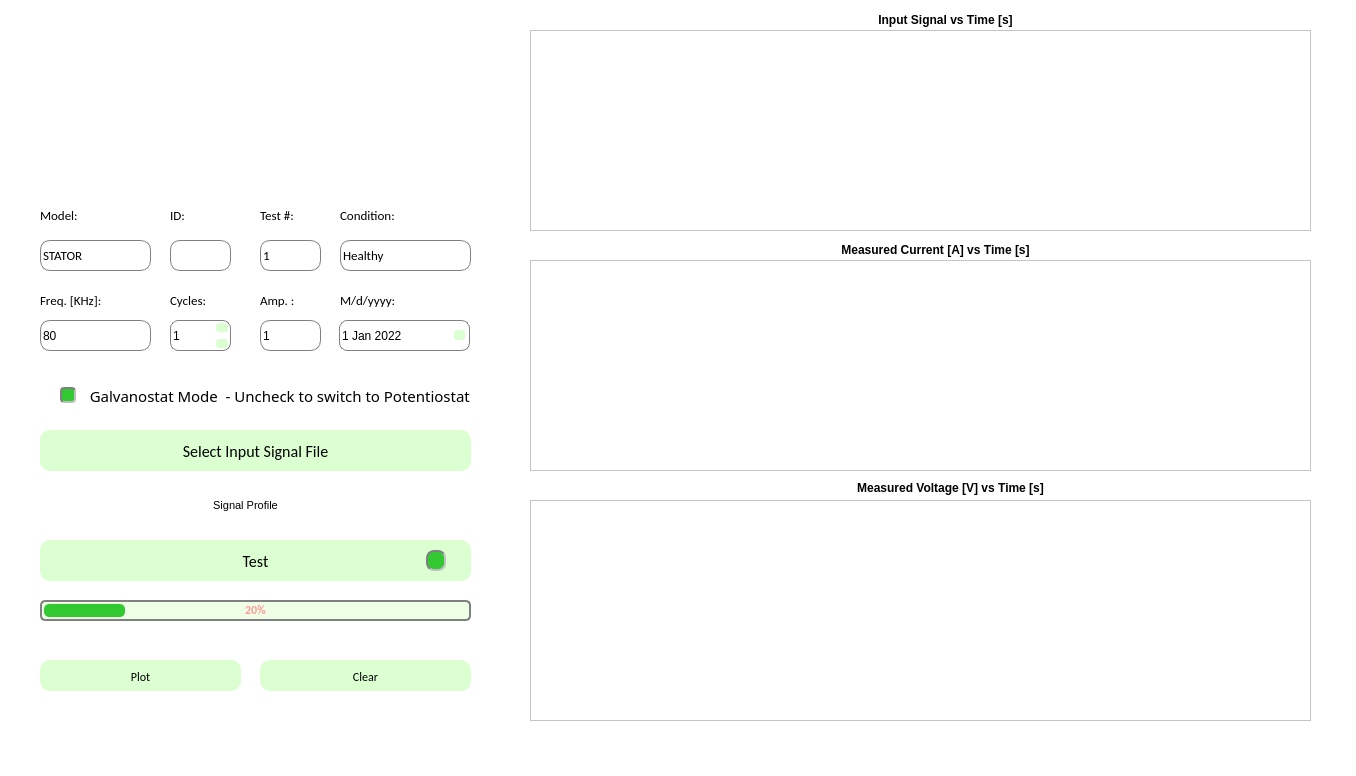
Before: the Qt Designer form GamrySignal_NewUIVersion/projectui.ui in Vast-Horizon/Gamry-Signal-Generator-Python3, drawn with Qt 5.
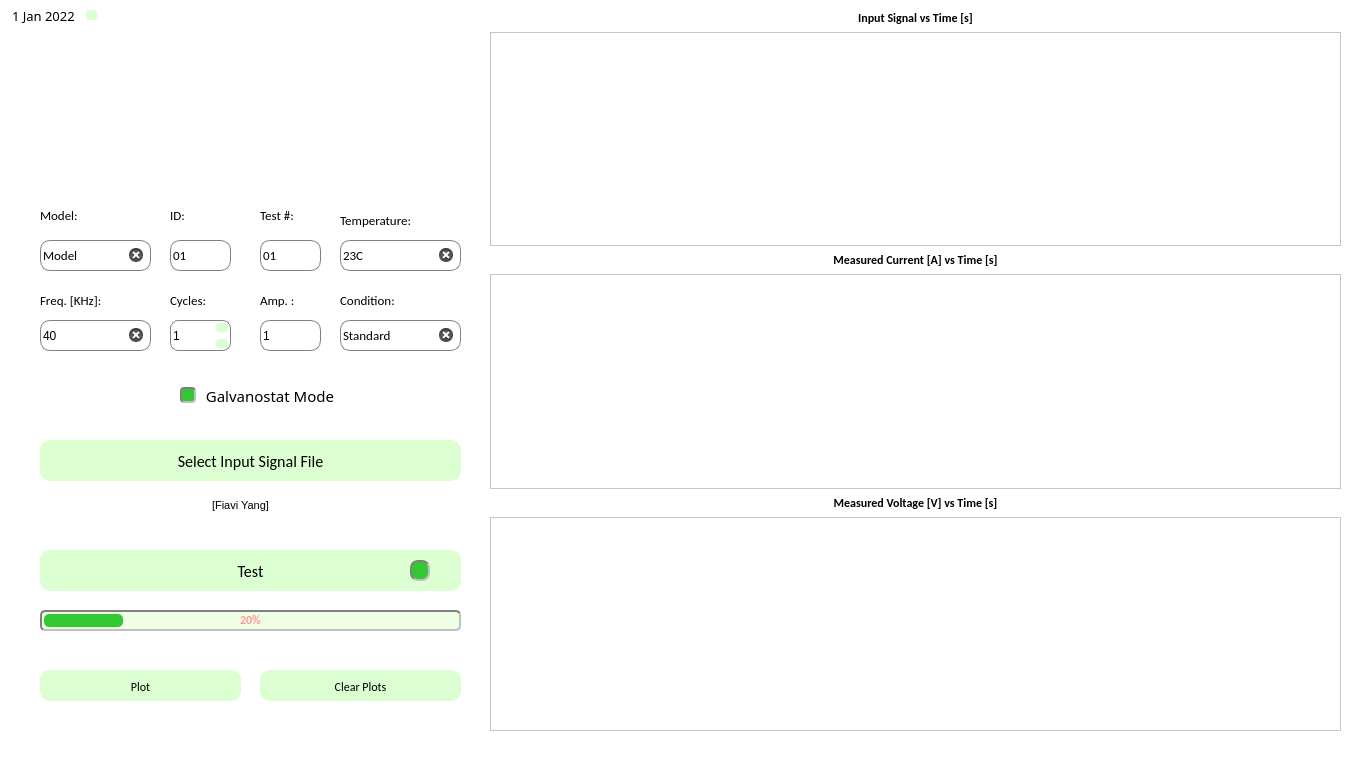
After: the same form once the commit is applied. Icons and pictures are not drawn. Custom widgets are drawn as their Qt base class.

```diff
--- a/GamrySignal_NewUIVersion/projectui.ui
+++ b/GamrySignal_NewUIVersion/projectui.ui
@@ -6,8 +6,8 @@
    <rect>
     <x>0</x>
     <y>0</y>
-    <width>1356</width>
-    <height>776</height>
+    <width>1355</width>
+    <height>783</height>
    </rect>
   </property>
   <property name="font">
@@ -46,8 +46,8 @@
     <property name="geometry">
      <rect>
       <x>40</x>
-      <y>430</y>
-      <width>431</width>
+      <y>440</y>
+      <width>421</width>
       <height>41</height>
      </rect>
     </property>
@@ -105,7 +105,13 @@
      <string notr="true">QLineEdit {border: 1px solid gray;border-radius: 10px;}</string>
     </property>
     <property name="text">
-     <string>STATOR</string>
+     <string>Model</string>
+    </property>
+    <property name="maxLength">
+     <number>10</number>
+    </property>
+    <property name="clearButtonEnabled">
+     <bool>true</bool>
     </property>
    </widget>
    <widget class="QLabel" name="objNamelabel">
@@ -130,9 +136,9 @@
    <widget class="QLabel" name="signalPathlabel">
     <property name="geometry">
      <rect>
-      <x>0</x>
+      <x>10</x>
       <y>490</y>
-      <width>491</width>
+      <width>461</width>
       <height>31</height>
      </rect>
     </property>
@@ -151,30 +157,17 @@
      <enum>QFrame::Plain</enum>
     </property>
     <property name="text">
-     <string>Signal Profile</string>
+     <string>[Fiavi Yang]</string>
     </property>
     <property name="alignment">
      <set>Qt::AlignCenter</set>
     </property>
    </widget>
-   <widget class="PlotWidget" name="graphicsView">
-    <property name="geometry">
-     <rect>
-      <x>530</x>
-      <y>30</y>
-      <width>781</width>
-      <height>201</height>
-     </rect>
-    </property>
-    <property name="styleSheet">
-     <string notr="true"/>
-    </property>
-   </widget>
    <widget class="QPushButton" name="pushButton">
     <property name="geometry">
      <rect>
       <x>40</x>
-      <y>660</y>
+      <y>670</y>
       <width>201</width>
       <height>31</height>
      </rect>
@@ -198,8 +191,8 @@
     <property name="geometry">
      <rect>
       <x>260</x>
-      <y>660</y>
-      <width>211</width>
+      <y>670</y>
+      <width>201</width>
       <height>31</height>
      </rect>
     </property>
@@ -215,13 +208,13 @@
 QPushButton:pressed{background-color:rgb(115, 230, 0);}</string>
     </property>
     <property name="text">
-     <string>Clear</string>
+     <string>Clear Plots</string>
     </property>
    </widget>
    <widget class="QLabel" name="logo">
     <property name="geometry">
      <rect>
-      <x>70</x>
+      <x>50</x>
       <y>40</y>
       <width>391</width>
       <height>131</height>
@@ -263,7 +256,7 @@
      <string notr="true">QLineEdit {border: 1px solid gray;border-radius: 10px;}</string>
     </property>
     <property name="text">
-     <string/>
+     <string>01</string>
     </property>
    </widget>
    <widget class="QLabel" name="IDlabel">
@@ -289,8 +282,8 @@
     <property name="geometry">
      <rect>
       <x>40</x>
-      <y>540</y>
-      <width>431</width>
+      <y>550</y>
+      <width>421</width>
       <height>41</height>
      </rect>
     </property>
@@ -313,8 +306,8 @@
    <widget class="QLabel" name="IndicatorLabel">
     <property name="geometry">
      <rect>
-      <x>426</x>
-      <y>550</y>
+      <x>410</x>
+      <y>560</y>
       <width>20</width>
       <height>21</height>
      </rect>
@@ -335,22 +328,23 @@
    <widget class="QDateEdit" name="dateEdit">
     <property name="geometry">
      <rect>
-      <x>339</x>
-      <y>320</y>
-      <width>131</width>
+      <x>10</x>
+      <y>0</y>
+      <width>91</width>
       <height>31</height>
      </rect>
     </property>
     <property name="font">
      <font>
-      <pointsize>9</pointsize>
+      <family>Calibri Light</family>
+      <pointsize>10</pointsize>
      </font>
     </property>
     <property name="focusPolicy">
      <enum>Qt::WheelFocus</enum>
     </property>
     <property name="styleSheet">
-     <string notr="true">QDateEdit {border: 1px solid gray;border-radius: 8px;}
+     <string notr="true">QDateEdit {border: 0px solid gray;border-radius: 8px;}
 QDateEdit::down-arrow{border: 0px solid gray; border-radius: 3px; margin: 1px;
 height:10;  background-color:rgb(220, 255, 210)}
 
@@ -368,7 +362,7 @@
     </property>
     <property name="dateTime">
      <datetime>
-      <hour>5</hour>
+      <hour>15</hour>
       <minute>0</minute>
       <second>0</second>
       <year>2022</year>
@@ -401,7 +395,13 @@
      <string notr="true">QLineEdit {border: 1px solid gray;border-radius: 10px;}</string>
     </property>
     <property name="text">
-     <string>80</string>
+     <string>40</string>
+    </property>
+    <property name="maxLength">
+     <number>8</number>
+    </property>
+    <property name="clearButtonEnabled">
+     <bool>true</bool>
     </property>
    </widget>
    <widget class="QSpinBox" name="spinBox">
@@ -485,15 +485,15 @@
      <string>Cycles:</string>
     </property>
    </widget>
-   <widget class="QLineEdit" name="TempEdit">
+   <widget class="QLineEdit" name="conditionEdit">
     <property name="enabled">
      <bool>true</bool>
     </property>
     <property name="geometry">
      <rect>
       <x>340</x>
-      <y>240</y>
-      <width>131</width>
+      <y>320</y>
+      <width>121</width>
       <height>31</height>
      </rect>
     </property>
@@ -511,7 +511,13 @@
      <string notr="true">QLineEdit {border: 1px solid gray;border-radius: 10px;}</string>
     </property>
     <property name="text">
-     <string>Healthy </string>
+     <string>Standard</string>
+    </property>
+    <property name="maxLength">
+     <number>20</number>
+    </property>
+    <property name="clearButtonEnabled">
+     <bool>true</bool>
     </property>
    </widget>
    <widget class="QLineEdit" name="TestNumEdit">
@@ -540,7 +546,7 @@
      <string notr="true">QLineEdit {border: 1px solid gray;border-radius: 10px;}</string>
     </property>
     <property name="text">
-     <string>1</string>
+     <string>01</string>
     </property>
    </widget>
    <widget class="QLabel" name="TestNumlabel">
@@ -566,9 +572,9 @@
     <property name="geometry">
      <rect>
       <x>340</x>
-      <y>200</y>
+      <y>290</y>
       <width>111</width>
-      <height>31</height>
+      <height>21</height>
      </rect>
     </property>
     <property name="font">
@@ -581,123 +587,6 @@
      <string>Condition:</string>
     </property>
    </widget>
-   <widget class="QLabel" name="DateLabel">
-    <property name="geometry">
-     <rect>
-      <x>340</x>
-      <y>290</y>
-      <width>91</width>
-      <height>21</height>
-     </rect>
-    </property>
-    <property name="font">
-     <font>
-      <family>Calibri</family>
-      <pointsize>10</pointsize>
-     </font>
-    </property>
-    <property name="text">
-     <string>M/d/yyyy:</string>
-    </property>
-   </widget>
-   <widget class="PlotWidget" name="graphicsView_2">
-    <property name="geometry">
-     <rect>
-      <x>530</x>
-      <y>260</y>
-      <width>781</width>
-      <height>211</height>
-     </rect>
-    </property>
-   </widget>
-   <widget class="PlotWidget" name="graphicsView_3">
-    <property name="geometry">
-     <rect>
-      <x>530</x>
-      <y>500</y>
-      <width>781</width>
-      <height>221</height>
-     </rect>
-    </property>
-   </widget>
-   <widget class="QLabel" name="MeasuredVLabel">
-    <property name="geometry">
-     <rect>
-      <x>830</x>
-      <y>480</y>
-      <width>241</width>
-      <height>16</height>
-     </rect>
-    </property>
-    <property name="font">
-     <font>
-      <weight>75</weight>
-      <bold>true</bold>
-     </font>
-    </property>
-    <property name="styleSheet">
-     <string notr="true">QLabel{font-weight: bold}</string>
-    </property>
-    <property name="text">
-     <string>Measured Voltage [V] vs Time [s]</string>
-    </property>
-    <property name="alignment">
-     <set>Qt::AlignCenter</set>
-    </property>
-   </widget>
-   <widget class="QLabel" name="MeasuredcurLabel">
-    <property name="geometry">
-     <rect>
-      <x>810</x>
-      <y>240</y>
-      <width>251</width>
-      <height>20</height>
-     </rect>
-    </property>
-    <property name="font">
-     <font>
-      <weight>75</weight>
-      <bold>true</bold>
-     </font>
-    </property>
-    <property name="styleSheet">
-     <string notr="true">QLabel{font-weight: bold}</string>
-    </property>
-    <property name="text">
-     <string>Measured Current [A] vs Time [s]</string>
-    </property>
-    <property name="alignment">
-     <set>Qt::AlignCenter</set>
-    </property>
-   </widget>
-   <widget class="QLabel" name="OutSigLabel">
-    <property name="geometry">
-     <rect>
-      <x>820</x>
-      <y>10</y>
-      <width>251</width>
-      <height>20</height>
-     </rect>
-    </property>
-    <property name="font">
-     <font>
-      <weight>75</weight>
-      <bold>true</bold>
-     </font>
-    </property>
-    <property name="autoFillBackground">
-     <bool>false</bool>
-    </property>
-    <property name="styleSheet">
-     <string notr="true">QLabel{font-weight: bold}</string>
-    </property>
-    <property name="text">
-     <string>Input Signal vs Time [s]</string>
-    </property>
-    <property name="alignment">
-     <set>Qt::AlignCenter</set>
-    </property>
-   </widget>
    <widget class="QLineEdit" name="ampInput">
     <property name="geometry">
      <rect>
@@ -742,8 +631,8 @@
     <property name="geometry">
      <rect>
       <x>40</x>
-      <y>600</y>
-      <width>431</width>
+      <y>610</y>
+      <width>421</width>
       <height>21</height>
      </rect>
     </property>
@@ -761,11 +650,11 @@
     <property name="styleSheet">
      <string notr="true">QProgressBar{
 background-color:rgb(238, 255, 230); 
-border: 1.5px solid gray;
+border: 1.5px inset gray;
 border-radius: 5px; 
 color:rgb(255, 153, 153);
 text-align:center;
-font-weight: bold
+font-weight: bold;
 }
 QProgressBar::chunk {
 margin: 2px;
@@ -787,9 +676,9 @@
    <widget class="QRadioButton" name="radioButton">
     <property name="geometry">
      <rect>
-      <x>60</x>
+      <x>180</x>
       <y>380</y>
-      <width>431</width>
+      <width>171</width>
       <height>31</height>
      </rect>
     </property>
@@ -817,12 +706,157 @@
 </string>
     </property>
     <property name="text">
-     <string>  Galvanostat Mode  - Uncheck to switch to Potentiostat</string>
+     <string> Galvanostat Mode</string>
     </property>
     <property name="checked">
      <bool>true</bool>
     </property>
    </widget>
+   <widget class="QLineEdit" name="TempEdit">
+    <property name="enabled">
+     <bool>true</bool>
+    </property>
+    <property name="geometry">
+     <rect>
+      <x>340</x>
+      <y>240</y>
+      <width>121</width>
+      <height>31</height>
+     </rect>
+    </property>
+    <property name="font">
+     <font>
+      <family>Calibri</family>
+      <pointsize>10</pointsize>
+      <kerning>true</kerning>
+     </font>
+    </property>
+    <property name="autoFillBackground">
+     <bool>false</bool>
+    </property>
+    <property name="styleSheet">
+     <string notr="true">QLineEdit {border: 1px solid gray;border-radius: 10px;}</string>
+    </property>
+    <property name="text">
+     <string>23C</string>
+    </property>
+    <property name="maxLength">
+     <number>20</number>
+    </property>
+    <property name="clearButtonEnabled">
+     <bool>true</bool>
+    </property>
+   </widget>
+   <widget class="QLabel" name="TempLabel">
+    <property name="geometry">
+     <rect>
+      <x>340</x>
+      <y>210</y>
+      <width>91</width>
+      <height>21</height>
+     </rect>
+    </property>
+    <property name="font">
+     <font>
+      <family>Calibri</family>
+      <pointsize>10</pointsize>
+     </font>
+    </property>
+    <property name="text">
+     <string>Temperature:</string>
+    </property>
+   </widget>
+   <widget class="QWidget" name="">
+    <property name="geometry">
+     <rect>
+      <x>490</x>
+      <y>10</y>
+      <width>851</width>
+      <height>721</height>
+     </rect>
+    </property>
+    <layout class="QVBoxLayout" name="verticalLayout">
+     <item>
+      <widget class="QLabel" name="OutSigLabel">
+       <property name="font">
+        <font>
+         <family>Calibri</family>
+         <pointsize>9</pointsize>
+         <weight>75</weight>
+         <bold>true</bold>
+        </font>
+       </property>
+       <property name="autoFillBackground">
+        <bool>false</bool>
+       </property>
+       <property name="styleSheet">
+        <string notr="true">QLabel{font-weight: bold}</string>
+       </property>
+       <property name="text">
+        <string>Input Signal vs Time [s]</string>
+       </property>
+       <property name="alignment">
+        <set>Qt::AlignCenter</set>
+       </property>
+      </widget>
+     </item>
+     <item>
+      <widget class="PlotWidget" name="graphicsView">
+       <property name="styleSheet">
+        <string notr="true"/>
+       </property>
+      </widget>
+     </item>
+     <item>
+      <widget class="QLabel" name="MeasuredcurLabel">
+       <property name="font">
+        <font>
+         <family>Calibri</family>
+         <pointsize>9</pointsize>
+         <weight>75</weight>
+         <bold>true</bold>
+        </font>
+       </property>
+       <property name="styleSheet">
+        <string notr="true">QLabel{font-weight: bold}</string>
+       </property>
+       <property name="text">
+        <string>Measured Current [A] vs Time [s]</string>
+       </property>
+       <property name="alignment">
+        <set>Qt::AlignCenter</set>
+       </property>
+      </widget>
+     </item>
+     <item>
+      <widget class="PlotWidget" name="graphicsView_2"/>
+     </item>
+     <item>
+      <widget class="QLabel" name="MeasuredVLabel">
+       <property name="font">
+        <font>
+         <family>Calibri</family>
+         <pointsize>9</pointsize>
+         <weight>75</weight>
+         <bold>true</bold>
+        </font>
+       </property>
+       <property name="styleSheet">
+        <string notr="true">QLabel{font-weight: bold}</string>
+       </property>
+       <property name="text">
+        <string>Measured Voltage [V] vs Time [s]</string>
+       </property>
+       <property name="alignment">
+        <set>Qt::AlignCenter</set>
+       </property>
+      </widget>
+     </item>
+     <item>
+      <widget class="PlotWidget" name="graphicsView_3"/>
+     </item>
+    </layout>
+   </widget>
   </widget>
   <widget class="QMenuBar" name="menubar">
    <property name="geometry">
```
Left out of the diff: 13 changed lines with no effect on the pictures.
